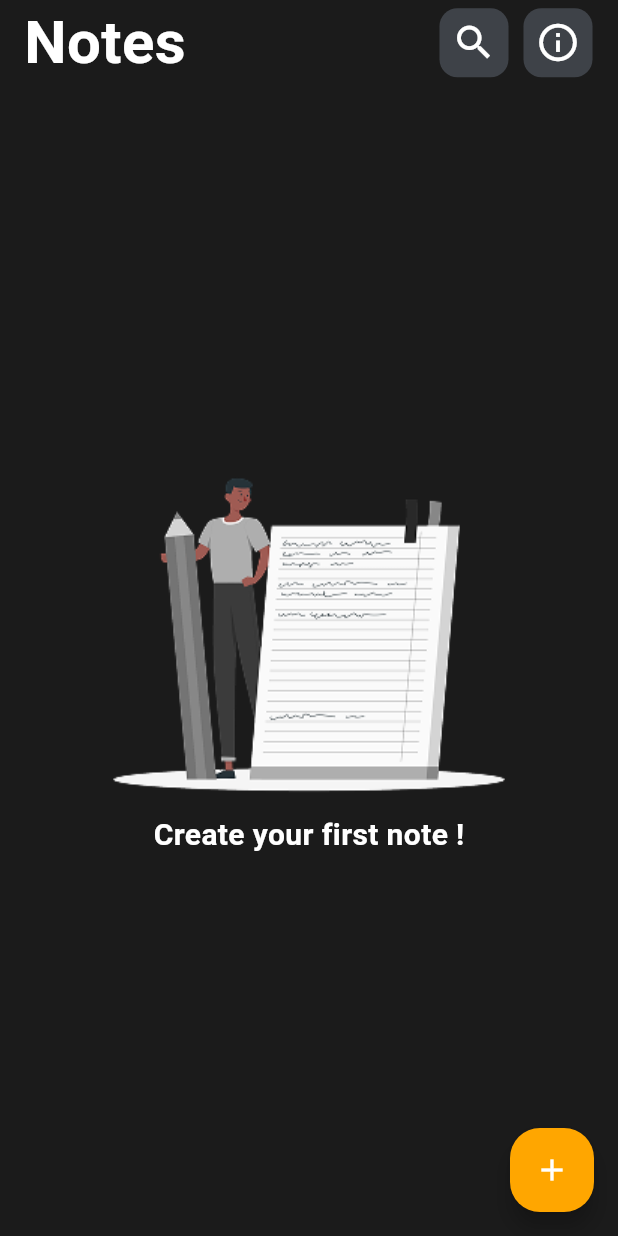
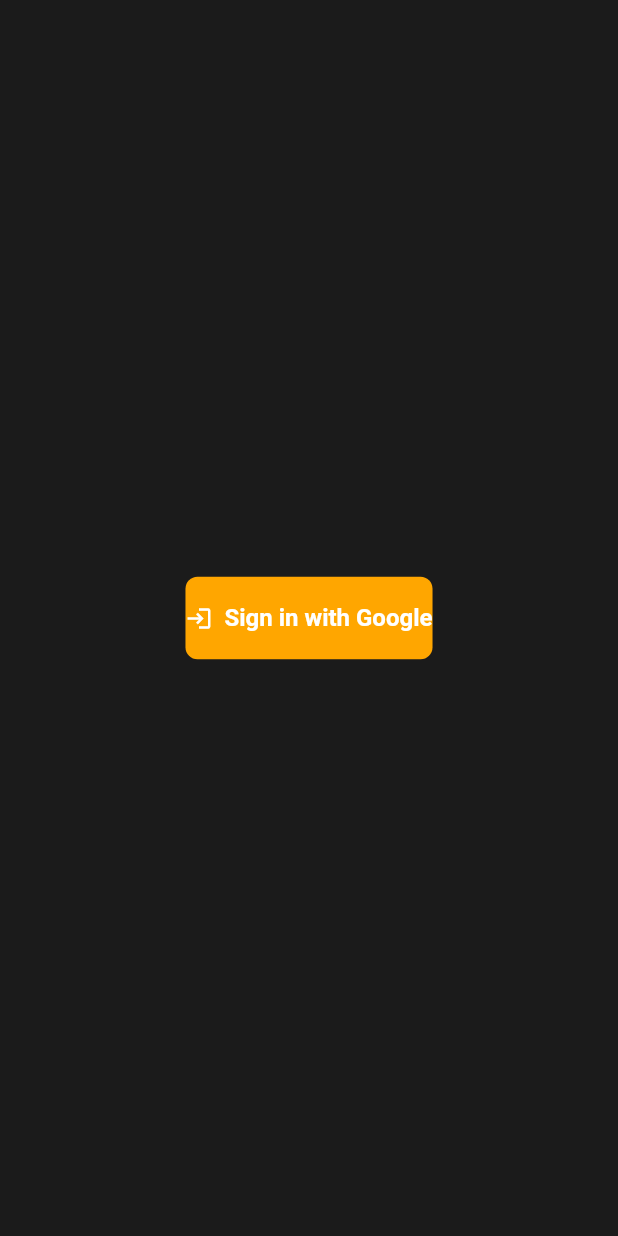
Before and after one commit to JideDavid/JotIt, a Flutter app: the screen it shows after launch, on a phone screen of 412 x 824 dp. Run offline on Flutter 3.47's test engine with Material 3 defaults, Android fonts, the phone set to English and light mode, and no system bars; our stand-ins replace firebase_auth, firebase_core, google_sign_in, hive, hive_flutter, internet_connection_checker_plus and 1 more; missing offline and left inert: local_auth_android; accounts and stored records are empty; Roboto replaces fonts that are missing (HelveticaNowDisplay).

Commit message:
implemented firebase auth & google  sign in

```diff
--- a/lib/core/services/hive_local_storage_service.dart
+++ b/lib/core/services/hive_local_storage_service.dart
@@ -59,6 +59,7 @@
   @override
   List<Note> getNotes(String key) {
     List<Note> notes = (_noteBox.get(key, defaultValue: []) as List).cast<Note>();
+    notes = notes.reversed.toList();
     ZPrint("Notes retrieved from local db: ${notes.length}");
     return notes;
   }
--- /dev/null
+++ b/lib/features/auth/view/login_page.dart
@@ -0,0 +1,47 @@
+import 'package:flutter/material.dart';
+import '../../../core/services/google_auth_service.dart';
+import '../../../shared/widgets/z_snack_bar.dart';
+import '../../notes/view/homepage.dart';
+
+class LoginPage extends StatefulWidget {
+  const LoginPage({super.key});
+
+  @override
+  _LoginPageState createState() => _LoginPageState();
+}
+
+class _LoginPageState extends State<LoginPage> {
+  final GoogleAuthService _authService = GoogleAuthService();
+  bool _loading = false;
+
+  @override
+  Widget build(BuildContext context) {
+    return Scaffold(
+      body: Center(
+        child: _loading
+            ? CircularProgressIndicator()
+            : ElevatedButton.icon(
+          icon: Icon(Icons.login),
+          label: Text("Sign in with Google"),
+          onPressed: () async {
+            setState(() {
+              _loading = true;
+            });
+            final user = await _authService.signInWithGoogle();
+            setState(() {
+              _loading = false;
+            });
+
+            if (user != null) {
+
+              // ignore: use_build_context_synchronously
+              ZSnackBar().success(context, 'Signed in as ${user.displayName}');
+              // ignore: use_build_context_synchronously
+              Navigator.pushReplacement(context, MaterialPageRoute(builder: (context) => const Homepage()));
+            }
+          },
+        ),
+      ),
+    );
+  }
+}
--- a/lib/features/notes/view-model/note_view_model.dart
+++ b/lib/features/notes/view-model/note_view_model.dart
@@ -3,6 +3,7 @@
 import 'package:jot_it/core/constants/colors.dart';
 import 'package:jot_it/features/notes/model/note.dart';
 import 'package:jot_it/features/notes/repository/notes_repo.dart';
+import 'package:jot_it/shared/widgets/z_snack_bar.dart';
 
 import '../../../core/utils/l_printer.dart';
 import '../../../core/utils/random_id_generator.dart';
@@ -63,7 +64,7 @@
     Navigator.push(context, MaterialPageRoute(builder: (context) => NotePage()));
   }
 
-  Future<void> saveNote() async {
+  Future<void> saveNote(BuildContext context) async {
     if(titleController.text.isEmpty && bodyController.text.isEmpty){
       return;
     }
@@ -86,6 +87,7 @@
       _allNotes = await updateLocalStorage(_allNotes, "all");
       notifyListeners();
       ZPrint('note updated for notifier');
+      ZSnackBar().success(context, "Note updated successfully");
     }
     else{
       Note note = Note(
@@ -100,6 +102,8 @@
       _allNotes = await updateLocalStorage(_allNotes, "all");
       notifyListeners();
       ZPrint('note saved for notifier');
+      // ignore: use
+      ZSnackBar().success(context, "Notes saved successfully");
     }
   }
 
--- a/lib/features/notes/view/note_page.dart
+++ b/lib/features/notes/view/note_page.dart
@@ -62,7 +62,7 @@
             ),
             TextButton(
               onPressed: (){
-                Provider.of<NoteViewModel>(context, listen: false).saveNote();
+                Provider.of<NoteViewModel>(context, listen: false).saveNote(context);
                 Navigator.pop(context, true);},
               child: const Text("Save"),
             ),
@@ -111,7 +111,7 @@
                       Row(
                         children: [
                           ZIconButton(icon: Icons.save, action: () {
-                            noteVM.saveNote();
+                            noteVM.saveNote(context);
                           }),
                         ],
                       ),
--- a/lib/main.dart
+++ b/lib/main.dart
@@ -1,3 +1,4 @@
+import 'package:firebase_core/firebase_core.dart';
 import 'package:flutter/material.dart';
 import 'package:flutter/services.dart';
 import 'package:hive_flutter/hive_flutter.dart';
@@ -12,6 +13,7 @@
 
 void main() async{
   WidgetsFlutterBinding.ensureInitialized();
+  await Firebase.initializeApp();
 
   await SystemChrome.setPreferredOrientations([
     DeviceOrientation.portraitUp,
--- a/lib/shared/widgets/lst_snack_bar.dart
+++ b/lib/shared/widgets/z_snack_bar.dart
@@ -2,7 +2,7 @@
 import '../../core/constants/colors.dart';
 import '../../core/constants/sizes.dart';
 
-class LSTSnackBar{
+class ZSnackBar{
 
  void success(BuildContext context, String successMessage){
    ScaffoldMessenger.of(context).showSnackBar(
--- a/pubspec.yaml
+++ b/pubspec.yaml
@@ -43,6 +43,9 @@
   mobile_scanner: ^5.0.0
   connectivity_plus: ^7.0.0
   internet_connection_checker_plus: ^2.9.1+2
+  firebase_core: ^4.5.0
+  firebase_auth: ^6.2.0
+  google_sign_in: ^6.1.0
 
 dev_dependencies:
   flutter_test:
```
Also changed, not shown: lib/core/services/google_auth_service.dart (added, +46 -0 lines), lib/features/auth/view/splash_screen.dart (+12 -2 lines), lib/features/auth/view_model/auth_viewmodel.dart (+8 -8 lines), pubspec.lock, 7 other files.
